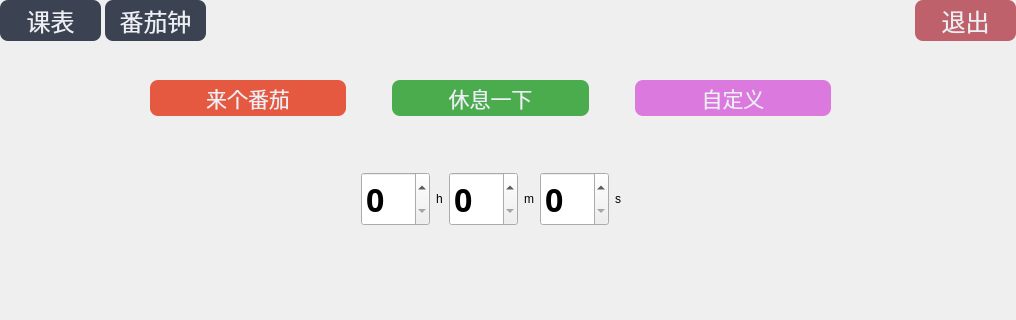
First picture: the form in timer.ui, repository Peseic/ScheduleTimer, before the edit; both pictures show x 0 to 1016 and y 0 to 320 of the 1016 by 595 pixel window.
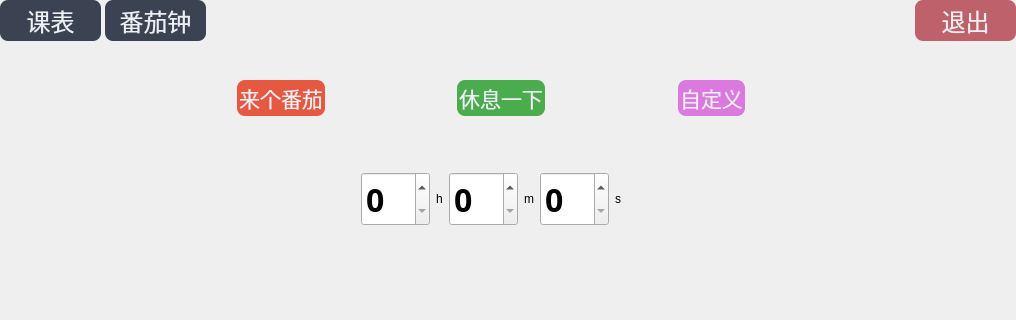
Second picture: the form after the edit.

Commit message:
Stylized class buttons (II), Bug fixes
Customized class buttons (fully implemented), with a map classNameToColorIndex.
Bug fix (params in add_class corrected).

```diff
--- a/timer.ui
+++ b/timer.ui
@@ -153,7 +153,7 @@
          <enum>Qt::Horizontal</enum>
         </property>
         <property name="sizeType">
-         <enum>QSizePolicy::Preferred</enum>
+         <enum>QSizePolicy::MinimumExpanding</enum>
         </property>
         <property name="sizeHint" stdset="0">
          <size>
@@ -203,7 +203,7 @@
          <enum>Qt::Horizontal</enum>
         </property>
         <property name="sizeType">
-         <enum>QSizePolicy::Preferred</enum>
+         <enum>QSizePolicy::MinimumExpanding</enum>
         </property>
         <property name="sizeHint" stdset="0">
          <size>
@@ -253,7 +253,7 @@
          <enum>Qt::Horizontal</enum>
         </property>
         <property name="sizeType">
-         <enum>QSizePolicy::Preferred</enum>
+         <enum>QSizePolicy::MinimumExpanding</enum>
         </property>
         <property name="sizeHint" stdset="0">
          <size>
@@ -303,7 +303,7 @@
          <enum>Qt::Horizontal</enum>
         </property>
         <property name="sizeType">
-         <enum>QSizePolicy::Preferred</enum>
+         <enum>QSizePolicy::MinimumExpanding</enum>
         </property>
         <property name="sizeHint" stdset="0">
          <size>
```
The commit also changes 5 other files.
